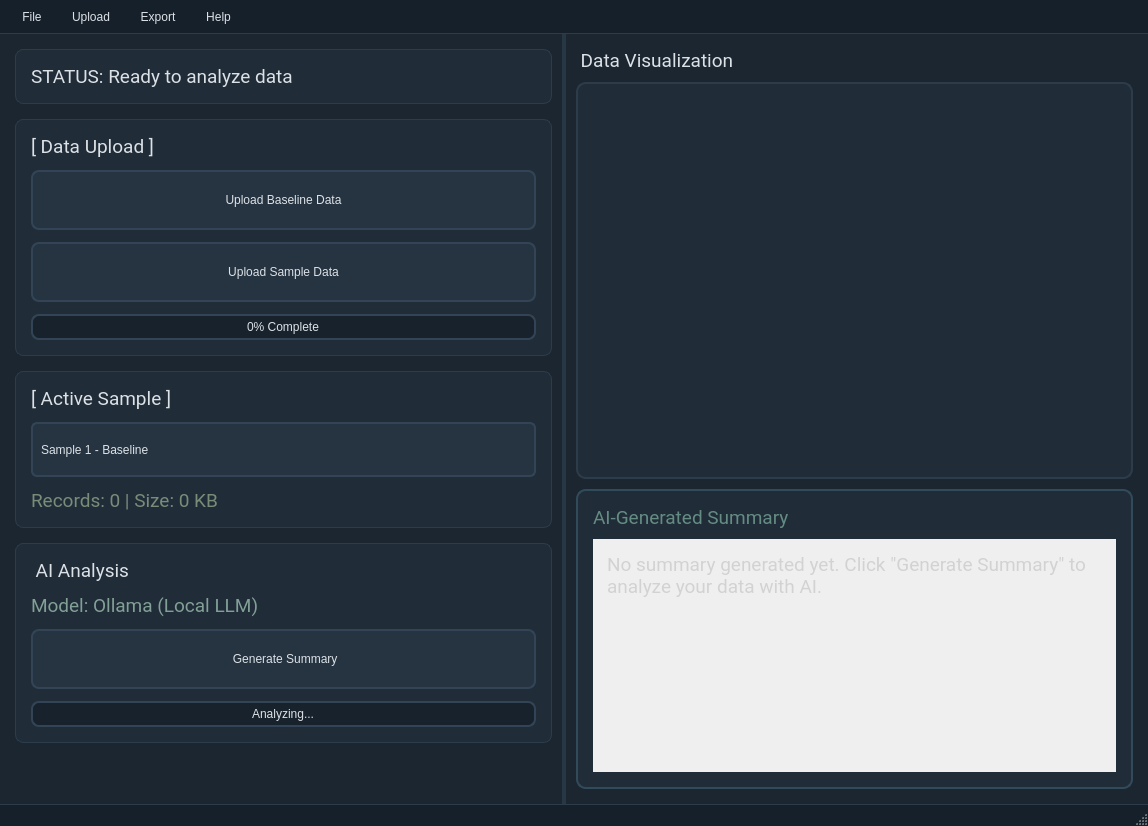
Old version of the form Analyzer_main.ui in the repository JinLeeGG/YCP_Grease_Analyzer.
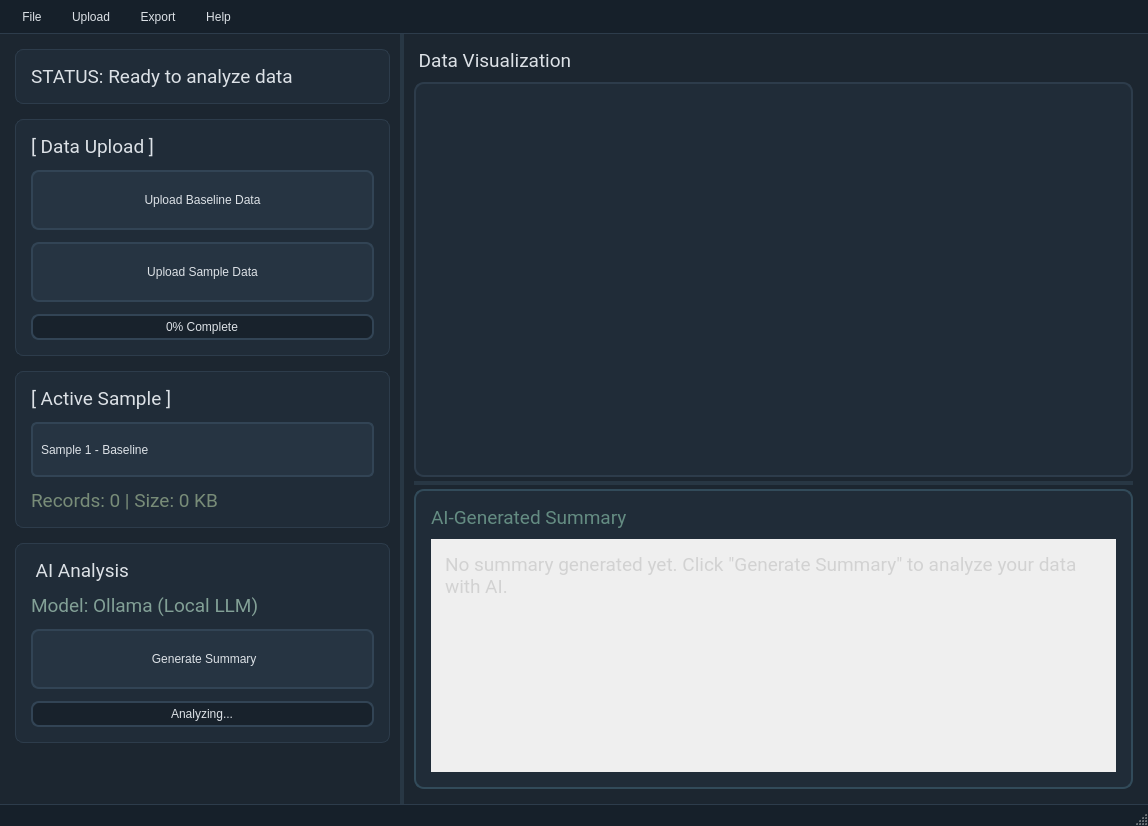
New version of the form. Icons and pictures are not drawn.

```diff
--- a/Analyzer_main.ui
+++ b/Analyzer_main.ui
@@ -194,6 +194,18 @@
        <number>4</number>
       </property>
       <widget class="QWidget" name="leftPanel">
+       <property name="minimumSize">
+        <size>
+         <width>0</width>
+         <height>0</height>
+        </size>
+       </property>
+       <property name="maximumSize">
+        <size>
+         <width>400</width>
+         <height>16777215</height>
+        </size>
+       </property>
        <layout class="QVBoxLayout" name="leftPanelLayout">
         <property name="spacing">
          <number>15</number>
@@ -543,7 +555,7 @@
       <widget class="QWidget" name="rightPanel">
        <layout class="QVBoxLayout" name="rightPanelLayout">
         <property name="spacing">
-         <number>10</number>
+         <number>0</number>
         </property>
         <property name="leftMargin">
          <number>10</number>
@@ -556,6 +568,46 @@
         </property>
         <property name="bottomMargin">
          <number>15</number>
+        </property>
+        <item>
+         <widget class="QSplitter" name="verticalSplitter">
+          <property name="styleSheet">
+           <string notr="true">
+QSplitter::handle {
+    background: rgb(40, 55, 68);
+    margin-top: 4px;
+    margin-bottom: 4px;
+}
+QSplitter::handle:hover {
+    background: rgb(100, 130, 80);
+}
+           </string>
+          </property>
+          <property name="orientation">
+           <enum>Qt::Vertical</enum>
+          </property>
+          <property name="handleWidth">
+           <number>4</number>
+          </property>
+          <property name="childrenCollapsible">
+           <bool>true</bool>
+          </property>
+          <widget class="QWidget" name="visualizationWidget">
+           <layout class="QVBoxLayout" name="visualizationLayout">
+            <property name="spacing">
+             <number>10</number>
+            </property>
+            <property name="leftMargin">
+             <number>0</number>
+            </property>
+            <property name="topMargin">
+             <number>0</number>
+            </property>
+            <property name="rightMargin">
+             <number>0</number>
+            </property>
+            <property name="bottomMargin">
+             <number>0</number>
         </property>
         <item>
          <widget class="QLabel" name="displayLabel">
@@ -636,7 +688,8 @@
           </layout>
          </widget>
         </item>
-        <item>
+           </layout>
+          </widget>
          <widget class="QFrame" name="aiSummaryFrame">
           <property name="sizePolicy">
            <sizepolicy hsizetype="Expanding" vsizetype="Preferred">
@@ -792,6 +845,7 @@
             </widget>
            </item>
           </layout>
+         </widget>
          </widget>
         </item>
        </layout>
```
Left out of the diff: 3 changed lines with no effect on the pictures. Lines whose indentation alone changed are shown as unchanged.
